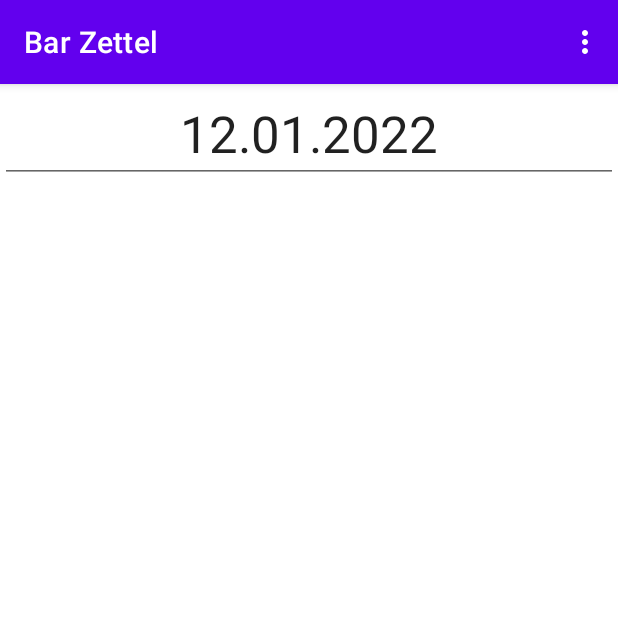
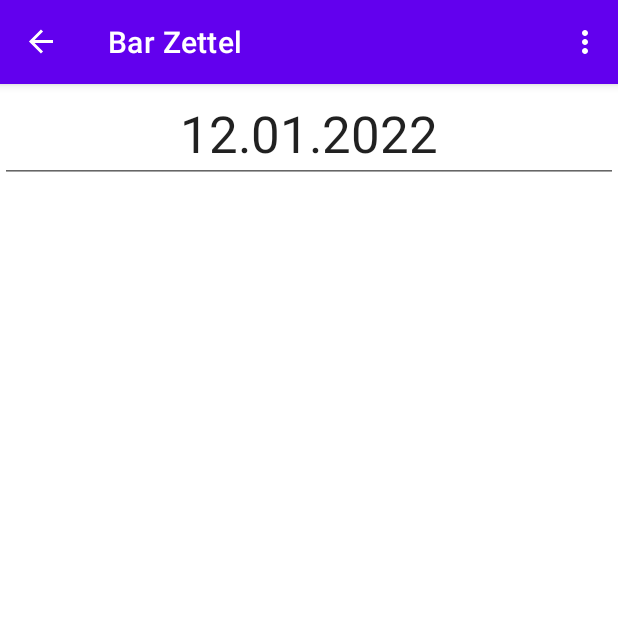
Before and after one commit to kennethaustinn/Bar-Zettel-App, an Android app: the screen it shows after launch (MainActivity), in the options menu, after a tap on "Umsätze", on a phone screen of 412 x 824 dp, the top half of it. Run offline under Robolectric (Android 15) with nearby library versions, the phone set to English and light mode, and no system bars; our stand-ins replace Room's generated code, data binding, navigation-ui; libraries missing offline, so code that uses them is left out: com.x5.template; 5 statements that could not run were skipped.

Commit message:
Up Button hinzugefügt

```diff
--- a/app/src/main/java/de/htw_berlin/barzettel/MainActivity.kt
+++ b/app/src/main/java/de/htw_berlin/barzettel/MainActivity.kt
@@ -2,10 +2,18 @@ package de.htw_berlin.barzettel
 
 import androidx.appcompat.app.AppCompatActivity
 import android.os.Bundle
+import androidx.navigation.findNavController
+import androidx.navigation.ui.NavigationUI
 
 class MainActivity : AppCompatActivity() {
     override fun onCreate(savedInstanceState: Bundle?) {
         super.onCreate(savedInstanceState)
         setContentView(R.layout.activity_main)
+        val navController = this.findNavController(R.id.myNavHostFragment)
+        NavigationUI.setupActionBarWithNavController(this,navController)
+    }
+    override fun onSupportNavigateUp(): Boolean {
+        val navController = this.findNavController(R.id.myNavHostFragment)
+        return navController.navigateUp()
     }
 }
--- a/app/src/main/res/navigation/navigation.xml
+++ b/app/src/main/res/navigation/navigation.xml
@@ -7,7 +7,7 @@
     <fragment
         android:id="@+id/costumerOverviewFragment"
         android:name="de.htw_berlin.barzettel.CustomerOverviewFragment"
-        android:label="CostumerOverviewFragment" >
+        android:label="Bar Zettel">
         <action
             android:id="@+id/action_costumerOverviewFragment_to_costumerDetailFragment"
             app:destination="@id/costumerDetailFragment" />
@@ -18,7 +18,7 @@
     <fragment
         android:id="@+id/costumerDetailFragment"
         android:name="de.htw_berlin.barzettel.CustomerDetailFragment"
-        android:label="CostumerDetailFragment" >
+        android:label="Bar Zettel">
         <argument
             android:name="costumerId"
             app:argType="integer" />
@@ -26,5 +26,5 @@
     <fragment
         android:id="@+id/salesOverviewFragment"
         android:name="de.htw_berlin.barzettel.SalesOverviewFragment"
-        android:label="SalesOverviewFragment" />
+        android:label="Bar Zettel" />
 </navigation>
```
